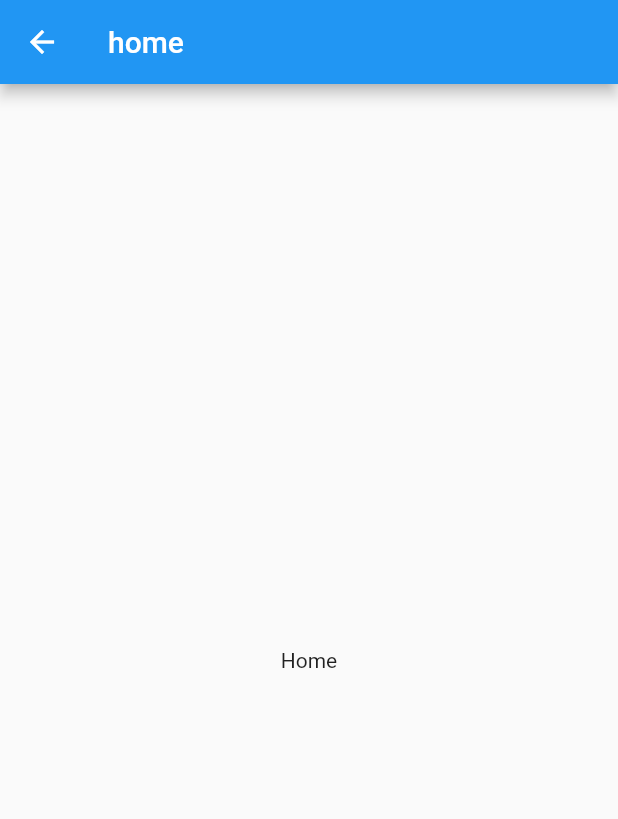
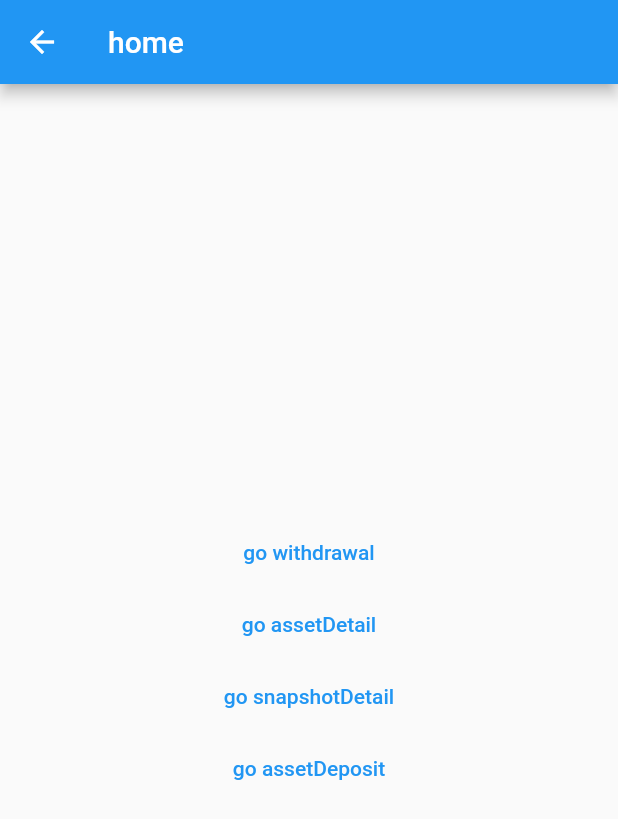
Before and after one commit to MixinNetwork/mixin-wallet, a Flutter app: the Home screen opened directly, on a phone screen of 412 x 824 dp. Shown: the top 819 px of the screen. Run offline on Flutter 3.47's test engine with Material 2 defaults, Android fonts, the light colour scheme and no system bars; our stand-ins replace equatable, flutter_hooks, hive, hive_flutter, moor, tuple; missing offline and left inert: ansicolor, dart:html, mixin_bot_sdk_dart, path_to_regexp; accounts and stored records are empty; generated files the repository leaves out were written again.

Commit message:
init route path.

```diff
--- /dev/null
+++ b/lib/ui/page/asset_deposit.dart
@@ -0,0 +1,15 @@
+import 'package:flutter/material.dart';
+import 'package:flutter/widgets.dart';
+
+import '../../util/extension/extension.dart';
+
+class AssetDeposit extends StatelessWidget {
+  const AssetDeposit({Key? key}) : super(key: key);
+
+  @override
+  Widget build(BuildContext context) => Scaffold(
+        body: Center(
+          child: Text('AssetDeposit, id: ${context.pathParameters['id']}'),
+        ),
+      );
+}
--- /dev/null
+++ b/lib/ui/page/asset_detail.dart
@@ -0,0 +1,16 @@
+import 'package:flutter/material.dart';
+import 'package:flutter/widgets.dart';
+
+import '../../util/extension/extension.dart';
+
+class AssetDetail extends StatelessWidget {
+  const AssetDetail({Key? key}) : super(key: key);
+
+  @override
+  Widget build(BuildContext context) => Scaffold(
+    body: Center(
+      child: Text('AssetDetail, id: ${context.pathParameters['id']}'),
+    ),
+  );
+
+}
--- a/lib/ui/page/home.dart
+++ b/lib/ui/page/home.dart
@@ -1,5 +1,9 @@
 import 'package:flutter/material.dart';
 import 'package:flutter/widgets.dart';
+import 'package:provider/provider.dart';
+
+import '../../util/extension/extension.dart';
+import '../router/mixin_router_delegate.dart';
 
 class Home extends StatelessWidget {
   const Home({Key? key}) : super(key: key);
@@ -7,8 +11,39 @@ class Home extends StatelessWidget {
   @override
   Widget build(BuildContext context) => Scaffold(
         appBar: AppBar(title: const Text('home')),
-        body: const Center(
-          child: Text('Home'),
+        body: Center(
+          child: Column(
+            mainAxisSize: MainAxisSize.min,
+            children: [
+              TextButton(
+                onPressed: () {
+                  context
+                      .read<MixinRouterDelegate>()
+                      .pushNewUri(MixinRouterDelegate.withdrawalUri);
+                },
+                child: const Text('go withdrawal'),
+              ),
+              TextButton(
+                onPressed: () => context.read<MixinRouterDelegate>().pushNewUri(
+                      MixinRouterDelegate.assetDetailPath.toUri({'id': 'foo'}),
+                    ),
+                child: const Text('go assetDetail'),
+              ),
+              TextButton(
+                onPressed: () => context.read<MixinRouterDelegate>().pushNewUri(
+                      MixinRouterDelegate.snapshotDetailPath
+                          .toUri({'id': 'foo'}),
+                    ),
+                child: const Text('go snapshotDetail'),
+              ),
+              TextButton(
+                onPressed: () => context.read<MixinRouterDelegate>().pushNewUri(
+                      MixinRouterDelegate.assetDepositPath.toUri({'id': 'foo'}),
+                    ),
+                child: const Text('go assetDeposit'),
+              ),
+            ],
+          ),
         ),
       );
 }
--- /dev/null
+++ b/lib/ui/page/snapshot_detail.dart
@@ -0,0 +1,15 @@
+import 'package:flutter/material.dart';
+import 'package:flutter/widgets.dart';
+
+import '../../util/extension/extension.dart';
+
+class SnapshotDetail extends StatelessWidget {
+  const SnapshotDetail({Key? key}) : super(key: key);
+
+  @override
+  Widget build(BuildContext context) => Scaffold(
+        body: Center(
+          child: Text('SnapshotDetail, id: ${context.pathParameters['id']}'),
+        ),
+      );
+}
--- /dev/null
+++ b/lib/ui/page/withdrawal.dart
@@ -0,0 +1,13 @@
+import 'package:flutter/material.dart';
+import 'package:flutter/widgets.dart';
+
+class Withdrawal extends StatelessWidget {
+  const Withdrawal({Key? key}) : super(key: key);
+
+  @override
+  Widget build(BuildContext context) => const Scaffold(
+        body: Center(
+          child: Text('Withdrawal'),
+        ),
+      );
+}
--- a/lib/ui/router/mixin_router_delegate.dart
+++ b/lib/ui/router/mixin_router_delegate.dart
@@ -8,9 +8,13 @@ import 'package:provider/provider.dart';
 import '../../util/extension/extension.dart';
 import '../../util/logger.dart';
 import '../../util/web/web_util.dart';
+import '../page/asset_deposit.dart';
+import '../page/asset_detail.dart';
 import '../page/auth.dart';
 import '../page/home.dart';
 import '../page/not_found.dart';
+import '../page/snapshot_detail.dart';
+import '../page/withdrawal.dart';
 
 class MixinRouterDelegate extends RouterDelegate<Uri>
     with ChangeNotifier, PopNavigatorRouterDelegateMixin<Uri> {
@@ -19,6 +23,10 @@ class MixinRouterDelegate extends RouterDelegate<Uri>
   static final homeUri = Uri(path: '/');
   static final authUri = Uri(path: '/auth');
   static final notFoundUri = Uri(path: '/404');
+  static final withdrawalUri = Uri(path: '/withdrawal');
+  static const assetDetailPath = '/asset/:id';
+  static const snapshotDetailPath = '/snapshot/:id';
+  static const assetDepositPath = '/assets/:id/deposit';
 
   @override
   Uri get currentConfiguration {
@@ -89,7 +97,7 @@ class MixinRouterDelegate extends RouterDelegate<Uri>
     final accessToken = box.get('access_token');
 
     final map = routerMap();
-    if (accessToken == null) {
+    if (accessToken != null) {
       page = map['$authUri'];
       uri = authUri.pathMatch(uri) ? uri : authUri;
     } else {
@@ -121,6 +129,18 @@ class MixinRouterDelegate extends RouterDelegate<Uri>
         ),
         '$notFoundUri': const MixinPage(
           child: NotFound(),
+        ),
+        '$withdrawalUri': const MixinPage(
+          child: Withdrawal(),
+        ),
+        assetDetailPath: const MixinPage(
+          child: AssetDetail(),
+        ),
+        snapshotDetailPath: const MixinPage(
+          child: SnapshotDetail(),
+        ),
+        assetDepositPath: const MixinPage(
+          child: AssetDeposit(),
         ),
       };
 }
--- a/lib/util/extension/extension.dart
+++ b/lib/util/extension/extension.dart
@@ -5,6 +5,7 @@ import 'package:provider/provider.dart';
 import '../../ui/router/mixin_router_delegate.dart';
 
 part 'src/parameter.dart';
+
 part 'src/path.dart';
 
 void importExtension() {}
```
Also changed, not shown: lib/util/extension/src/path.dart (+5 -3 lines).
